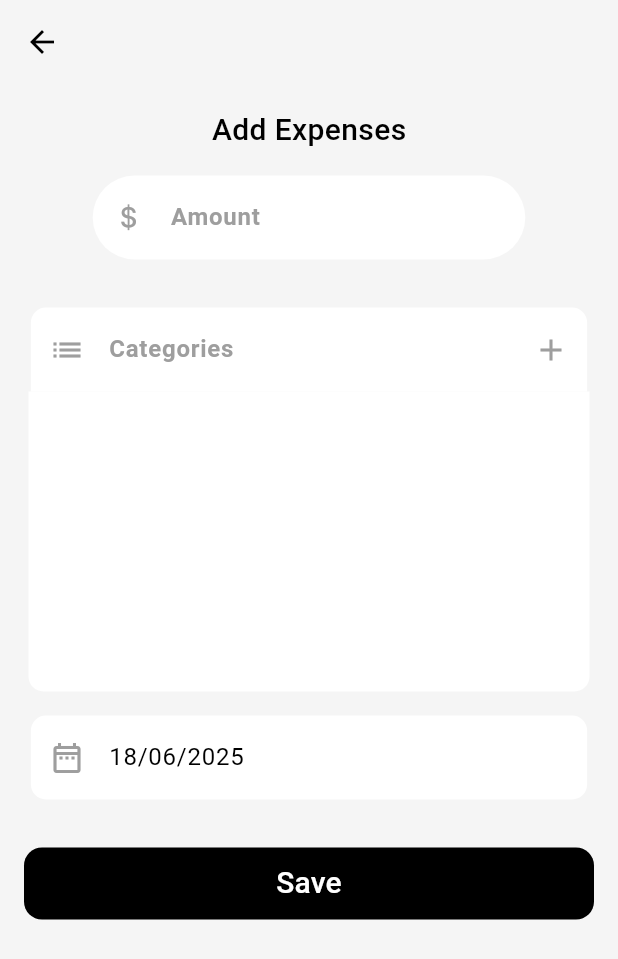
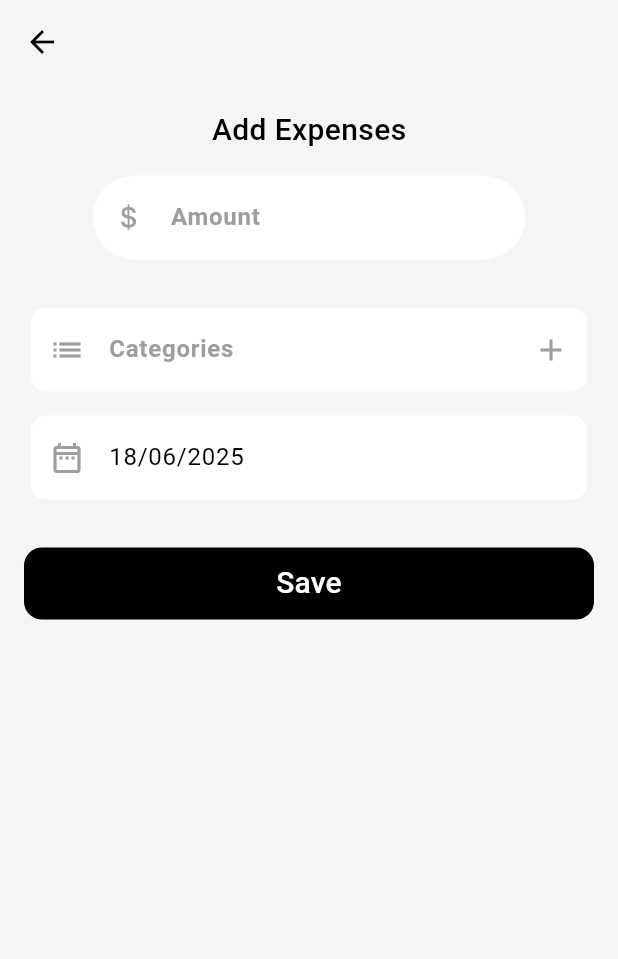
Before and after one commit to Fatma-kabil/MoneyNest, a Flutter app: the screen it shows after launch, after a tap on an icon or button, on a phone screen of 412 x 824 dp. Shown: the top 959 px of the screen. Run offline on Flutter 3.47's test engine with Material 3 defaults, Android fonts, the phone set to English and light mode, and no system bars; our stand-ins replace bloc, cloud_firestore, firebase_core, fl_chart, flutter_bloc, flutter_colorpicker; accounts and stored records are empty.

Commit message:
refactor thtal balance card

```diff
--- a/lib/features/add_expenses/presentation/views/widgets/Add_expenses_screen_body.dart
+++ b/lib/features/add_expenses/presentation/views/widgets/Add_expenses_screen_body.dart
@@ -46,7 +46,6 @@ class _AddExpensesScreenBodyState extends State<AddExpensesScreenBody> {
           dateController.text = DateFormat("dd/MM/yyyy").format(DateTime.now());
           selectedCategory = null;
 
-          // ✅ إعادة جلب المصاريف
           context.read<GetAllExpensesCubit>().get_all_expenses();
           Navigator.pop(context);
           showCustomSnackBar(
@@ -77,25 +76,28 @@ class _AddExpensesScreenBodyState extends State<AddExpensesScreenBody> {
                   controller: expensesController,
                   width: 0.7,
                   prefxIcon: CupertinoIcons.money_dollar,
-                  //   keyboardType: TextInputType.numberWithOptions(decimal: true),
                   hint: 'Amount',
                 ),
 
                 const SizedBox(height: 32),
 
-                // Category Field
-                CustomTextFormField(
-                  borderRadius: const BorderRadius.vertical(
-                    top: Radius.circular(10),
-                  ),
+                // Category Field with dynamic borderRadius
+                BlocBuilder<GetAllCategoriesCubit, GetAllCategoriesState>(
+                  builder: (context, catState) {
+                    final hasCategories = catState is GetAllCategoriesSuccess &&
+                        catState.categories.isNotEmpty;
+
+                    return CustomTextFormField(
+                      borderRadius: hasCategories
+                          ? const BorderRadius.vertical(top: Radius.circular(10))
+                          : BorderRadius.circular(10),
                       readOnly: true,
                       controller: categoryController,
                       width: 0.9,
                       filledColor: selectedCategory?.color ?? Colors.white,
                       prefxIcon: selectedCategory?.icon ?? Icons.list,
-                  prefixIconColor: selectedCategory != null
-                      ? Colors.black
-                      : Colors.grey,
+                      prefixIconColor:
+                          selectedCategory != null ? Colors.black : Colors.grey,
                       style: categoryController.text.isEmpty
                           ? null
                           : AppStyles.userNameText.copyWith(fontSize: 16),
@@ -121,8 +123,11 @@ class _AddExpensesScreenBodyState extends State<AddExpensesScreenBody> {
                         icon: const Icon(Icons.add),
                       ),
                       hint: selectedCategory?.name ?? 'Categories',
+                    );
+                  },
                 ),
 
+                // Get categories only if not empty
                 GetAllCategories(
                   onCategorySelected: (category) {
                     setState(() {
@@ -151,9 +156,7 @@ class _AddExpensesScreenBodyState extends State<AddExpensesScreenBody> {
                     if (newDate != null) {
                       setState(() {
                         selectedDate = newDate;
-                        dateController.text = DateFormat(
-                          "dd/MM/yyyy",
-                        ).format(newDate);
+                        dateController.text = DateFormat("dd/MM/yyyy").format(newDate);
                       });
                     }
                   },
@@ -193,9 +196,7 @@ class _AddExpensesScreenBodyState extends State<AddExpensesScreenBody> {
                         category: category,
                       );
 
-                      context.read<CreateExpensesCubit>().CreateExpenses(
-                        expense,
-                      );
+                      context.read<CreateExpensesCubit>().CreateExpenses(expense);
 
                       log('amount: $amount');
                       log('category: ${category.name}');
--- a/lib/features/add_expenses/presentation/views/widgets/get_all_categories.dart
+++ b/lib/features/add_expenses/presentation/views/widgets/get_all_categories.dart
@@ -3,63 +3,59 @@ import 'package:flutter_bloc/flutter_bloc.dart';
 import 'package:money_nest/app_style.dart';
 import 'package:money_nest/features/add_expenses/domain/entites/category_entity.dart';
 import 'package:money_nest/features/add_expenses/presentation/manager/get_all_categories_cubit/get_all_categories_cubit.dart';
-
 class GetAllCategories extends StatelessWidget {
   const GetAllCategories({super.key, required this.onCategorySelected});
   final Function(CategoryEntity) onCategorySelected;
+
   @override
   Widget build(BuildContext context) {
+    return BlocBuilder<GetAllCategoriesCubit, GetAllCategoriesState>(
+      builder: (context, state) {
+        if (state is GetAllCategoriesSuccess) {
+          if (state.categories.isEmpty) {
+            return const SizedBox.shrink(); // لا تعرض أي شيء
+          }
+
           return Padding(
             padding: const EdgeInsets.symmetric(horizontal: 3.0),
             child: Container(
               height: 200,
               width: MediaQuery.of(context).size.width,
-        decoration: BoxDecoration(
+              decoration: const BoxDecoration(
                 color: Colors.white,
                 borderRadius: BorderRadius.vertical(bottom: Radius.circular(10)),
               ),
               child: Padding(
-          padding: const EdgeInsets.symmetric(
-            horizontal: 8.0,
-
-            ///   vertical: 8,
-          ),
-          child: BlocBuilder<GetAllCategoriesCubit, GetAllCategoriesState>(
-            builder: (context, state) {
-              if (state is GetAllCategoriesSuccess) {
-                return ListView.builder(
+                padding: const EdgeInsets.symmetric(horizontal: 8.0),
+                child: ListView.builder(
                   itemCount: state.categories.length,
                   itemBuilder: (context, index) {
-                    //    final category = state.categories[index];
+                    final category = state.categories[index];
                     return Card(
                       child: ListTile(
-                        onTap: () {
-                          onCategorySelected(state.categories[index]);
-                          //  Navigator.of(context).pop(); // لو انت مشغلها في Dialog
-                        },
-                        leading: Icon(state.categories[index].icon, size: 25),
+                        onTap: () => onCategorySelected(category),
+                        leading: Icon(category.icon, size: 25),
                         title: Text(
-                          state.categories[index].name,
+                          category.name,
                           style: AppStyles.userNameText.copyWith(fontSize: 16),
                         ),
-                        //  dense: true,
-                        tileColor: state.categories[index].color,
+                        tileColor: category.color,
                         shape: RoundedRectangleBorder(
                           borderRadius: BorderRadius.circular(8),
                         ),
                       ),
                     );
                   },
-                );
-              } else {
-                return const Center(
-                  child: CircularProgressIndicator(color: Colors.grey),
-                );
-              }
-            },
                 ),
               ),
             ),
           );
+        } else if (state is GetAllCategoriesLoading) {
+          return const Center(child: CircularProgressIndicator(color: Colors.grey));
+        } else {
+          return const SizedBox.shrink(); // لا تعرض شيء في الحالات الأخرى
+        }
+      },
+    );
   }
 }
--- a/lib/features/home/presentation/views/widgets/home_view_body.dart
+++ b/lib/features/home/presentation/views/widgets/home_view_body.dart
@@ -1,68 +1,43 @@
 import 'package:flutter/material.dart';
 import 'package:flutter_bloc/flutter_bloc.dart';
+
 import 'package:money_nest/features/add_expenses/presentation/manager/get_all_expenses_cubit/get_all_expenses_cubit.dart';
 import 'package:money_nest/features/home/presentation/views/widgets/total_balance_card.dart';
-import 'package:money_nest/features/home/presentation/views/widgets/transaction_item.dart';
+import 'package:money_nest/features/home/presentation/views/widgets/transaction_header.dart';
 import 'package:money_nest/features/home/presentation/views/widgets/usr_info_header.dart';
-import 'package:money_nest/features/home/presentation/views/widgets/transaction_header.dart';
-import 'package:intl/intl.dart';
+import 'package:money_nest/features/home/presentation/views/widgets/transaction_list_view.dart';
 
-class HomeViewBody extends StatefulWidget {
+class HomeViewBody extends StatelessWidget {
   const HomeViewBody({super.key});
-
-  @override
-  State<HomeViewBody> createState() => _HomeViewBodyState();
-}
-
-class _HomeViewBodyState extends State<HomeViewBody> {
-  @override
-  void initState() {
-    super.initState();
-   //  context.read<GetAllExpensesCubit>().get_all_expenses();
-  }
 
   @override
   Widget build(BuildContext context) {
     return SafeArea(
       child: Padding(
         padding: const EdgeInsets.symmetric(horizontal: 25.0, vertical: 15),
-        child: Column(
-          children: [
-            const UserInfoHeader(),
-            const SizedBox(height: 20),
-            const TotalBalanceCard(),
-            const SizedBox(height: 30),
-            TransactionHeader(
-              onViewAllTap: () {
-                // Handle view all action
-              },
-            ),
-            const SizedBox(height: 20),
-            Expanded(
         child: BlocBuilder<GetAllExpensesCubit, GetAllExpensesState>(
           builder: (context, state) {
             if (state is GetAllExpensesLoading) {
-                    return const Center(child: CircularProgressIndicator(color: Colors.grey,));
+              return const Center(child: CircularProgressIndicator(color: Colors.grey));
             } else if (state is GetAllExpensesFailure) {
               return Center(child: Text(state.errorMessage));
             } else if (state is GetAllExpensesSuccess) {
               final expenses = state.expenses;
-                    if (expenses.isEmpty) {
-                      return const Center(child: Text("No expenses yet"));
-                    }
-                    return ListView.separated(
-                      itemCount: expenses.length,
-                      separatorBuilder: (_, __) => const SizedBox(height: 12),
-                      itemBuilder: (context, index) {
-                        final expense = expenses[index];
-                        return TransactionItem(
-                          title: expense.category.name,
-                          amount: expense.amount.toString(),
-                          date: DateFormat('dd MMM yyyy').format(expense.date),
-                          icon: expense.category.icon,
-                          color: expense.category.color, // ?? Colors.grey,
+              final totalExpenses = expenses.fold<double>(
+                0,
+                (previousValue, element) => previousValue + element.amount,
               );
-                      },
+
+              return Column(
+                children: [
+                  const UserInfoHeader(),
+                  const SizedBox(height: 20),
+                  TotalBalanceCard(totalExpenses: totalExpenses),
+                  const SizedBox(height: 30),
+                  TransactionHeader(onViewAllTap: () {}),
+                  const SizedBox(height: 20),
+                  Expanded(child: TransactionListView(expenses: expenses)),
+                ],
               );
             } else {
               return const SizedBox.shrink();
@@ -70,9 +45,6 @@ class _HomeViewBodyState extends State<HomeViewBody> {
           },
         ),
       ),
-          ],
-        ),
-      ),
     );
   }
 }
--- a/lib/features/home/presentation/views/widgets/total_balance_card.dart
+++ b/lib/features/home/presentation/views/widgets/total_balance_card.dart
@@ -5,10 +5,14 @@ import 'package:money_nest/app_style.dart';
 import 'package:money_nest/features/home/presentation/views/widgets/income_expenses_colum.dart';
 
 class TotalBalanceCard extends StatelessWidget {
-  const TotalBalanceCard({super.key});
+  final double totalExpenses;
+
+  const TotalBalanceCard({super.key, required this.totalExpenses});
 
   @override
   Widget build(BuildContext context) {
+      final totalBalance = 2500.00 - totalExpenses;
+
     return Container(
       width: double.infinity,
       height: MediaQuery.of(context).size.width / 2.1,
@@ -26,7 +30,7 @@ class TotalBalanceCard extends StatelessWidget {
           BoxShadow(
             blurRadius: 4,
             color: Colors.grey.shade300,
-            offset: Offset(5, 5),
+            offset: const Offset(5, 5),
           ),
         ],
       ),
@@ -35,7 +39,7 @@ class TotalBalanceCard extends StatelessWidget {
         children: [
           Text('Total Balance', style: AppStyles.totalBalanceTitle),
           const SizedBox(height: 12),
-          Text('\$ 4,800.00', style: AppStyles.totalBalanceAmount),
+          Text('\$${totalBalance.toStringAsFixed(2)}', style: AppStyles.totalBalanceAmount), // ممكن تخليها dynamic بعدين
           Padding(
             padding: const EdgeInsets.symmetric(vertical: 12, horizontal: 20),
             child: Row(
@@ -45,13 +49,13 @@ class TotalBalanceCard extends StatelessWidget {
                   icon: CupertinoIcons.arrow_down,
                   iconColor: Colors.greenAccent,
                   title: 'Income',
-                  amount: '\$ 2.500.00',
+                  amount: '\$ 2,500.00', // Placeholder
                 ),
                 IncomeExpenseColumn(
                   icon: CupertinoIcons.arrow_down,
                   iconColor: Colors.red,
                   title: 'Expenses',
-                  amount: '\$ 2.500.00',
+                  amount: '\$ ${totalExpenses.toStringAsFixed(2)}',
                 ),
               ],
             ),
--- a/lib/features/home/presentation/views/widgets/transaction_header.dart
+++ b/lib/features/home/presentation/views/widgets/transaction_header.dart
@@ -25,7 +25,7 @@ class TransactionHeader extends StatelessWidget {
             'View All',
             style: AppStyles.incomeExpense.copyWith(
               color: Theme.of(context).colorScheme.outline,
-              fontWeight: FontWeight.w400,
+              fontWeight: FontWeight.bold,
             ),
           ),
         ),
--- /dev/null
+++ b/lib/features/home/presentation/views/widgets/transaction_list_view.dart
@@ -0,0 +1,41 @@
+import 'package:flutter/material.dart';
+import 'package:intl/intl.dart';
+import 'package:money_nest/features/add_expenses/domain/entites/expence_enitiy.dart';
+
+import 'package:money_nest/features/home/presentation/views/widgets/transaction_item.dart';
+
+class TransactionListView extends StatelessWidget {
+  final List<ExpenceEnitiy> expenses;
+
+  const TransactionListView({super.key, required this.expenses});
+
+  @override
+  Widget build(BuildContext context) {
+    if (expenses.isEmpty) {
+      return const Center(child:  Text(
+    "You're all set! No expenses recorded yet — time to make your first move 💸",
+    textAlign: TextAlign.center,
+    style: TextStyle(
+      fontSize: 16,
+      fontWeight: FontWeight.w500,
+      color: Colors.grey,
+    ),
+  ),);
+    }
+
+    return ListView.separated(
+      itemCount: expenses.length,
+      separatorBuilder: (_, __) => const SizedBox(height: 12),
+      itemBuilder: (context, index) {
+        final expense = expenses[index];
+        return TransactionItem(
+          title: expense.category.name,
+          amount: expense.amount.toString(),
+          date: DateFormat('dd MMM yyyy').format(expense.date),
+          icon: expense.category.icon,
+          color: expense.category.color,
+        );
+      },
+    );
+  }
+}
```
Lines whose indentation alone changed are shown as unchanged.
